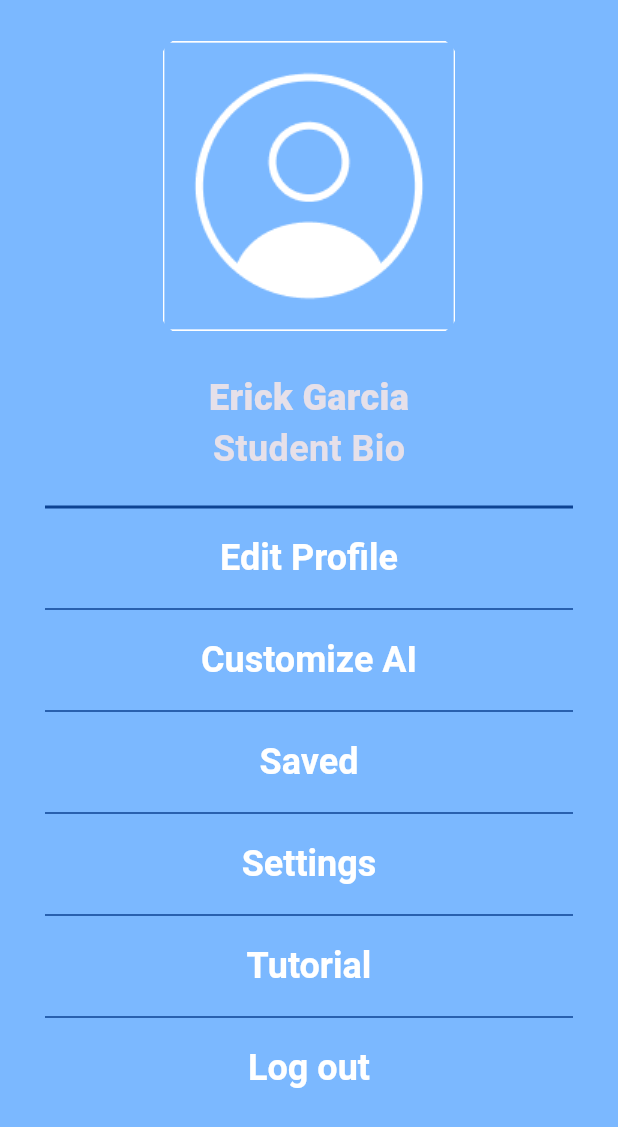
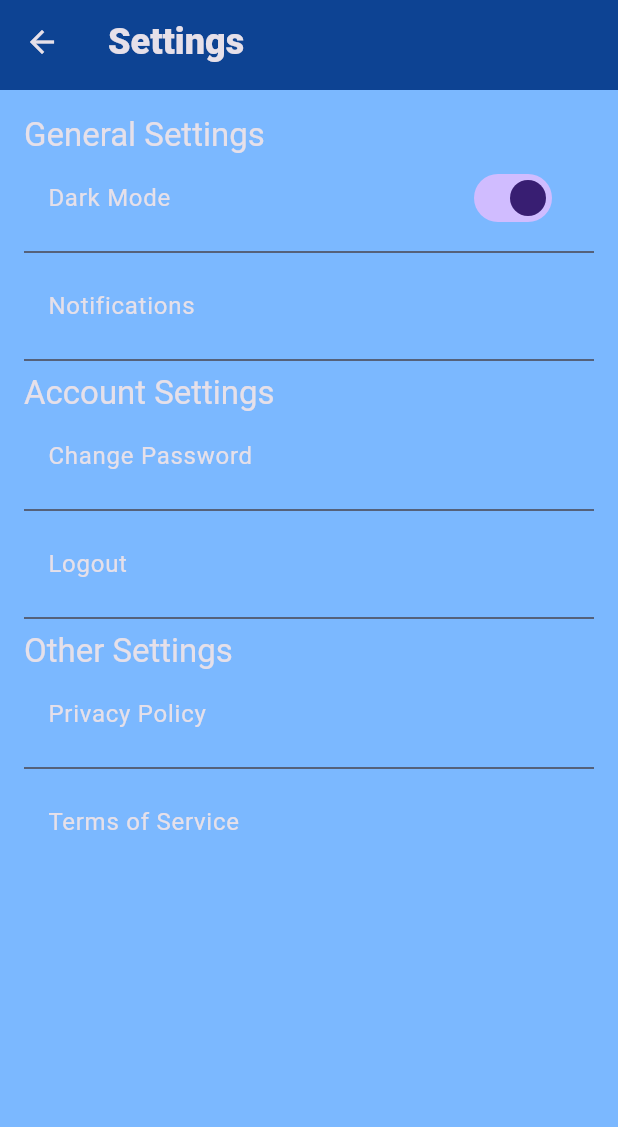
Before and after one commit to oscararenas12/ASAAP, a Flutter app: the ProfilePage screen opened directly, after a tap on "Settings", on a phone screen of 412 x 824 dp. Shown: the top 1127 px of the screen. Run offline on Flutter 3.47's test engine with Material 3 defaults, Android fonts, the phone set to English and light mode, and no system bars; our stand-ins replace dash_chat_2, flutter_map, flutter_svg, latlong2, shared_preferences, table_calendar; missing offline and left inert: chat_gpt_sdk; accounts and stored records are empty; Roboto replaces fonts that are missing (Urbanist).

Commit message:
adding settings page
only UI of the settings pages, no features yet.

```diff
--- a/flutter_491/lib/config/app_routes.dart
+++ b/flutter_491/lib/config/app_routes.dart
@@ -5,6 +5,7 @@ import 'package:flutter_491/pages/login_page.dart';
 import 'package:flutter_491/pages/main_page.dart';
 import 'package:flutter_491/pages/map_page.dart';
 import 'package:flutter_491/pages/news_page.dart';
+import 'package:flutter_491/pages/settings_page.dart';
 
 class AppRoutes{
 
@@ -16,6 +17,7 @@ class AppRoutes{
 
         //home_page navigator
         edit_profile:(context) => EditProfilePage(),
+        Settings:(context) => SettingsPage(),
         map:(context) => MapPage(),
 
         chat:(context) => ChatPage(),
@@ -32,4 +34,5 @@ class AppRoutes{
   static const edit_profile = '/edit_profile';
   static const map = '/map';
   static const chat = '/chat';
+  static const Settings = '/Settings';
 }
--- a/flutter_491/lib/pages/profile_page.dart
+++ b/flutter_491/lib/pages/profile_page.dart
@@ -102,6 +102,7 @@ class ProfilePage extends StatelessWidget {
 
 
             TextButton(onPressed: () {
+              Navigator.of(context).pushNamed(AppRoutes.Settings);
               print('settings clicked');
             },
             style: TextButton.styleFrom(
--- /dev/null
+++ b/flutter_491/lib/pages/settings_page.dart
@@ -0,0 +1,103 @@
+import 'package:flutter/material.dart';
+import 'package:flutter_491/components/toolbar.dart';
+import 'package:shared_preferences/shared_preferences.dart';
+// ignore: depend_on_referenced_packages
+import 'package:url_launcher/url_launcher.dart';
+
+class SettingsPage extends StatelessWidget {
+  const SettingsPage({Key? key}) : super(key: key);
+
+  @override
+  Widget build(BuildContext context) {
+    return Scaffold(
+      appBar: Toolbar(title: 'Settings'),
+      body: SingleChildScrollView(
+        padding: const EdgeInsets.all(16),
+        child: Column(
+          crossAxisAlignment: CrossAxisAlignment.start,
+          children: [
+            Text(
+              'General Settings',
+              style: Theme.of(context).textTheme.headline6,
+            ),
+            ListTile(
+              title: Text('Dark Mode'),
+              trailing: Switch(
+                value: _isDarkModeEnabled(),
+                onChanged: (value) {
+                  _toggleDarkMode(value);
+                },
+              ),
+            ),
+            Divider(),
+            ListTile(
+              title: Text('Notifications'),
+              onTap: () {
+                // Navigate to the notification settings page
+                // You can implement this based on your app's structure
+              },
+            ),
+            Divider(),
+            Text(
+              'Account Settings',
+              style: Theme.of(context).textTheme.headline6,
+            ),
+            ListTile(
+              title: Text('Change Password'),
+              onTap: () {
+                // Navigate to the change password page
+                // You can implement this based on your app's structure
+              },
+            ),
+            Divider(),
+            ListTile(
+              title: Text('Logout'),
+              onTap: () {
+                // Implement logout functionality
+                // You can clear user data or navigate to the login page
+              },
+            ),
+            Divider(),
+            Text(
+              'Other Settings',
+              style: Theme.of(context).textTheme.headline6,
+            ),
+            ListTile(
+              title: Text('Privacy Policy'),
+              onTap: () {
+                _launchURL('https://example.com/privacy-policy');
+              },
+            ),
+            Divider(),
+            ListTile(
+              title: Text('Terms of Service'),
+              onTap: () {
+                _launchURL('https://example.com/terms-of-service');
+              },
+            ),
+          ],
+        ),
+      ),
+    );
+  }
+
+  bool _isDarkModeEnabled() {
+    // Replace this with your actual dark mode logic using SharedPreferences
+    // For example, you can store a boolean value in SharedPreferences
+    return true; // Placeholder value
+  }
+
+  Future<void> _toggleDarkMode(bool value) async {
+    // Replace this with your actual logic to toggle dark mode using SharedPreferences
+    SharedPreferences prefs = await SharedPreferences.getInstance();
+    prefs.setBool('darkMode', value);
+  }
+
+  Future<void> _launchURL(String url) async {
+    if (await canLaunch(url)) {
+      await launch(url);
+    } else {
+      throw 'Could not launch $url';
+    }
+  }
+}
--- a/flutter_491/pubspec.yaml
+++ b/flutter_491/pubspec.yaml
@@ -35,6 +35,7 @@ dependencies:
   latlong2: ^0.9.0
   table_calendar: ^3.0.9
   intl: ^0.18.1
+  shared_preferences: ^2.0.10
 
 # CHAT GPT dependency implementation
   dash_chat_2: ^0.0.19
```
Also changed, not shown: flutter_491/pubspec.lock, 1 other file.
